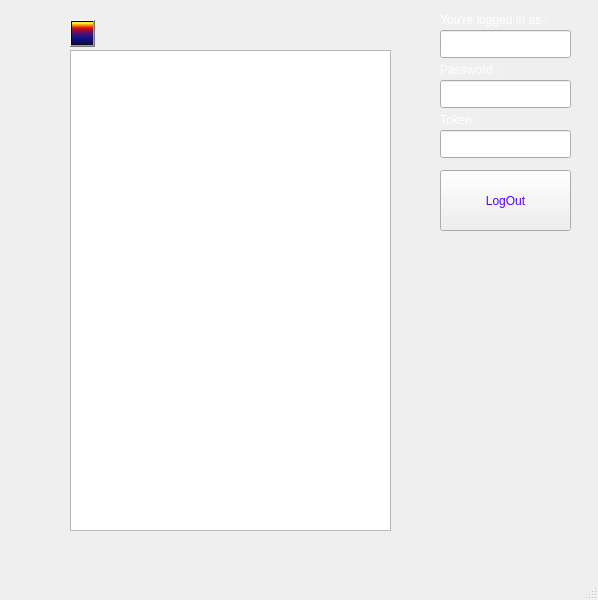
Old version of the form mainwindow.ui in the repository borhanem/Messenger_Void_13.
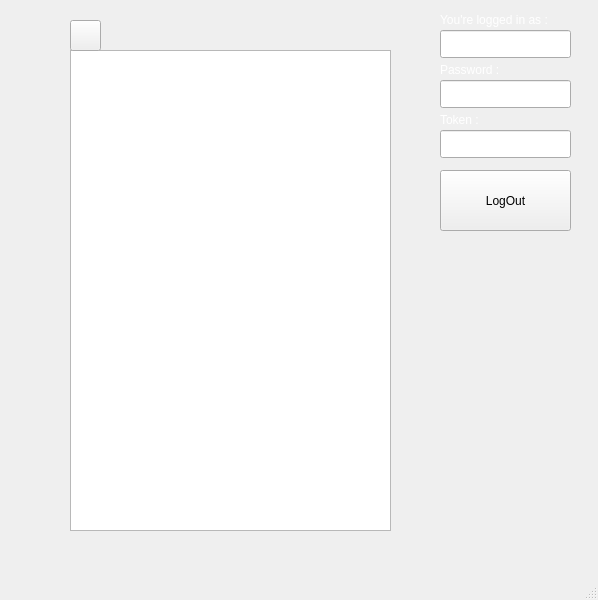
New version of the form.

Diff of the .ui file:
```diff
--- a/mainwindow.ui
+++ b/mainwindow.ui
@@ -114,7 +114,8 @@
      </rect>
     </property>
     <property name="styleSheet">
-     <string notr="true">color: rgb(85, 0, 255);</string>
+     <string notr="true">
+</string>
     </property>
     <property name="text">
      <string>LogOut</string>
@@ -135,12 +136,13 @@
      <rect>
       <x>70</x>
       <y>20</y>
-      <width>25</width>
-      <height>27</height>
+      <width>31</width>
+      <height>31</height>
      </rect>
     </property>
     <property name="styleSheet">
-     <string notr="true">background-color: qlineargradient(spread:pad, x1:0, y1:1, x2:0, y2:0, stop:0 rgba(0, 0, 0, 255), stop:0.05 rgba(14, 8, 73, 255), stop:0.36 rgba(28, 17, 145, 255), stop:0.6 rgba(126, 14, 81, 255), stop:0.75 rgba(234, 11, 11, 255), stop:0.79 rgba(244, 70, 5, 255), stop:0.86 rgba(255, 136, 0, 255), stop:0.935 rgba(239, 236, 55, 255));</string>
+     <string notr="true">
+</string>
     </property>
     <property name="text">
      <string/>
```
